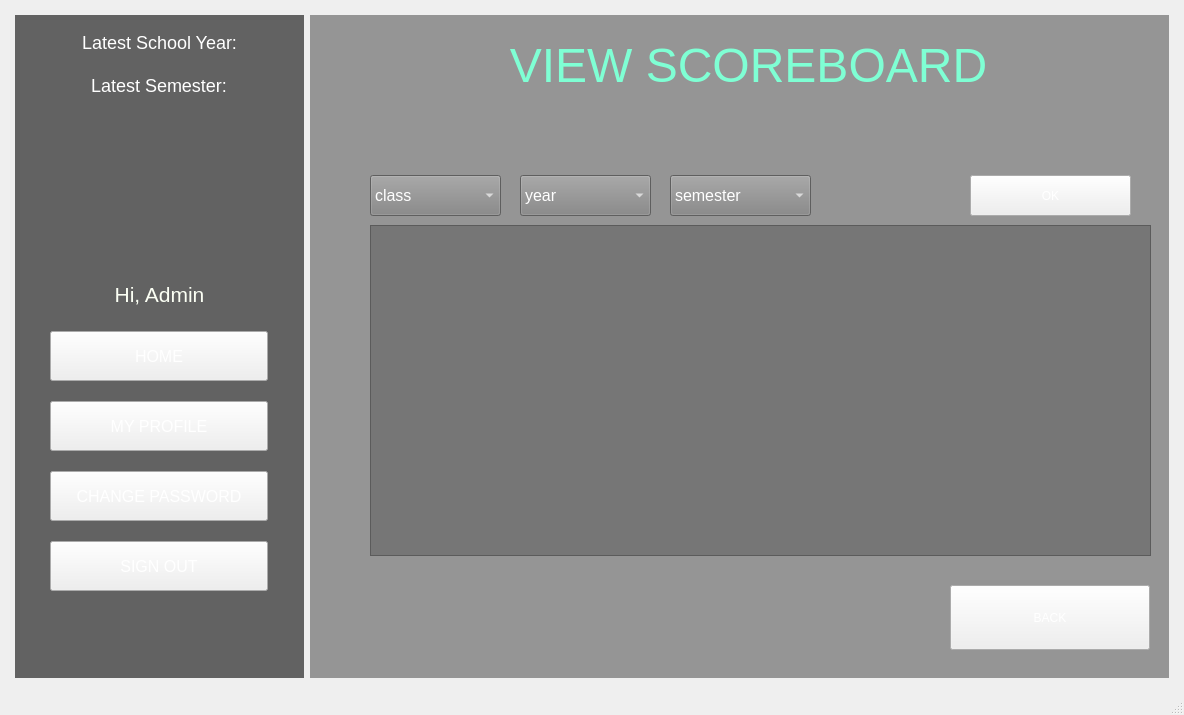
Old version of the form StudentManagementSystem/mainwindow.ui in the repository BuhDuy256/Student-Management-GROUP6-KTLT-23CLC03.
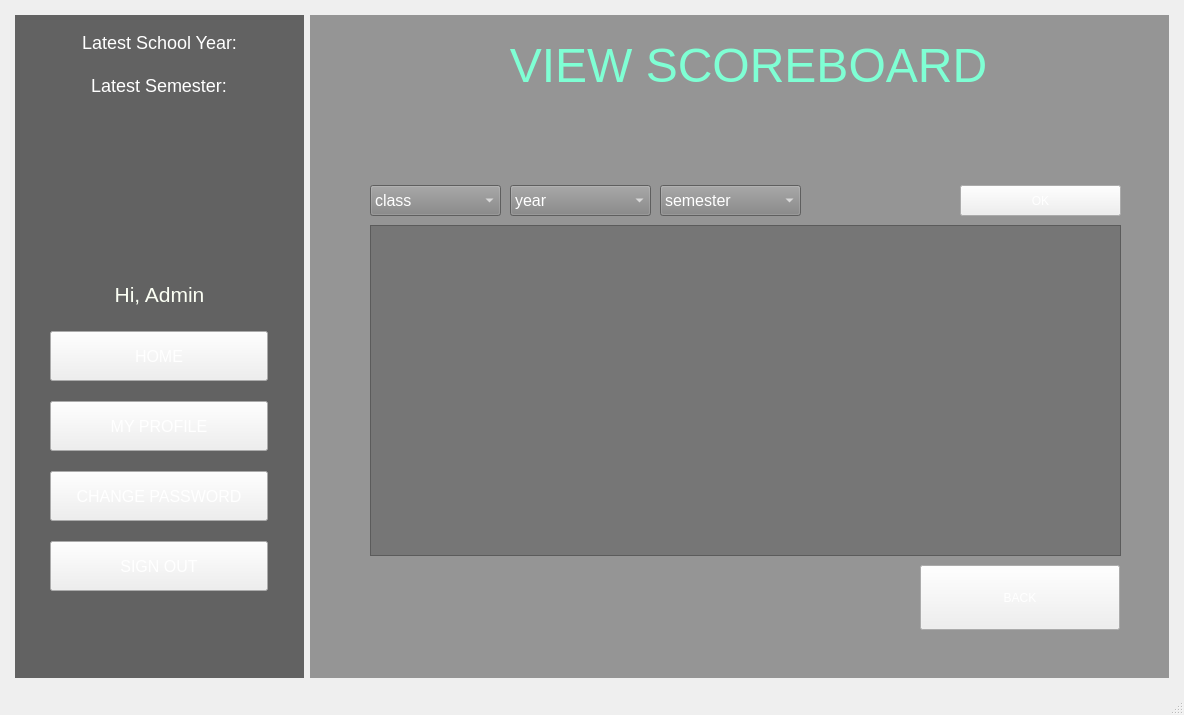
New version of the form. The open tabs and pages were chosen to show the change. Icons and pictures are not drawn.

Commit message: FInish class management

Diff of the .ui file:
```diff
--- a/StudentManagementSystem/mainwindow.ui
+++ b/StudentManagementSystem/mainwindow.ui
@@ -4551,11 +4551,17 @@
             <property name="geometry">
              <rect>
               <x>60</x>
-              <y>160</y>
+              <y>170</y>
               <width>131</width>
-              <height>41</height>
+              <height>31</height>
              </rect>
             </property>
+            <property name="sizePolicy">
+             <sizepolicy hsizetype="MinimumExpanding" vsizetype="Fixed">
+              <horstretch>0</horstretch>
+              <verstretch>0</verstretch>
+             </sizepolicy>
+            </property>
             <property name="styleSheet">
              <string notr="true">font-size: 16px;
 border-image: url(:/background/button.png);
@@ -4571,10 +4577,10 @@
            <widget class="QComboBox" name="box_year">
             <property name="geometry">
              <rect>
-              <x>210</x>
-              <y>160</y>
-              <width>131</width>
-              <height>41</height>
+              <x>200</x>
+              <y>170</y>
+              <width>141</width>
+              <height>31</height>
              </rect>
             </property>
             <property name="styleSheet">
@@ -4592,10 +4598,10 @@
            <widget class="QComboBox" name="box_semester">
             <property name="geometry">
              <rect>
-              <x>360</x>
-              <y>160</y>
+              <x>350</x>
+              <y>170</y>
               <width>141</width>
-              <height>41</height>
+              <height>31</height>
              </rect>
             </property>
             <property name="styleSheet">
@@ -4615,7 +4621,7 @@
              <rect>
               <x>60</x>
               <y>210</y>
-              <width>781</width>
+              <width>751</width>
               <height>331</height>
              </rect>
             </property>
@@ -4696,12 +4702,24 @@
 
 </string>
             </property>
+            <property name="editTriggers">
+             <set>QAbstractItemView::NoEditTriggers</set>
+            </property>
+            <property name="sortingEnabled">
+             <bool>true</bool>
+            </property>
+            <attribute name="horizontalHeaderShowSortIndicator" stdset="0">
+             <bool>true</bool>
+            </attribute>
+            <attribute name="verticalHeaderShowSortIndicator" stdset="0">
+             <bool>true</bool>
+            </attribute>
            </widget>
            <widget class="QPushButton" name="button_back_10">
             <property name="geometry">
              <rect>
-              <x>640</x>
-              <y>570</y>
+              <x>610</x>
+              <y>550</y>
               <width>200</width>
               <height>65</height>
              </rect>
@@ -4725,12 +4743,15 @@
            <widget class="QPushButton" name="button_ok_2">
             <property name="geometry">
              <rect>
-              <x>660</x>
-              <y>160</y>
+              <x>650</x>
+              <y>170</y>
               <width>161</width>
-              <height>41</height>
+              <height>31</height>
              </rect>
             </property>
+            <property name="styleSheet">
+             <string notr="true"/>
+            </property>
             <property name="text">
              <string>OK</string>
             </property>
```
Left out of the diff: 29 changed lines with no effect on the pictures. The commit also changes 1 other file.
